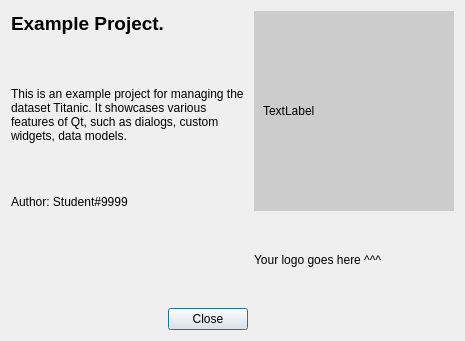
Above: src/ex_modelview/aboutdialog.ui from dsba-z/week17cpp2022-modelview before the change. Below: the same form after it.
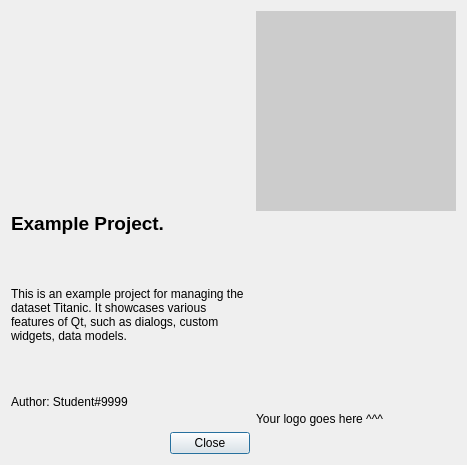
That is the form after the change.

```diff
--- a/src/ex_modelview/aboutdialog.ui
+++ b/src/ex_modelview/aboutdialog.ui
@@ -6,8 +6,8 @@
    <rect>
     <x>0</x>
     <y>0</y>
-    <width>465</width>
-    <height>341</height>
+    <width>467</width>
+    <height>465</height>
    </rect>
   </property>
   <property name="windowTitle">
@@ -41,7 +41,7 @@
      </property>
     </widget>
    </item>
-   <item row="1" column="1">
+   <item row="0" column="1">
     <widget class="QWidget" name="widgetLogoContainer" native="true">
      <property name="minimumSize">
       <size>
@@ -58,15 +58,7 @@
      <property name="styleSheet">
       <string notr="true">background-color: rgb(204, 204, 204);</string>
      </property>
-     <layout class="QHBoxLayout" name="horizontalLayout">
-      <item>
-       <widget class="QLabel" name="label">
-        <property name="text">
-         <string>TextLabel</string>
-        </property>
-       </widget>
-      </item>
-     </layout>
+     <layout class="QHBoxLayout" name="horizontalLayout"/>
     </widget>
    </item>
   </layout>
```
